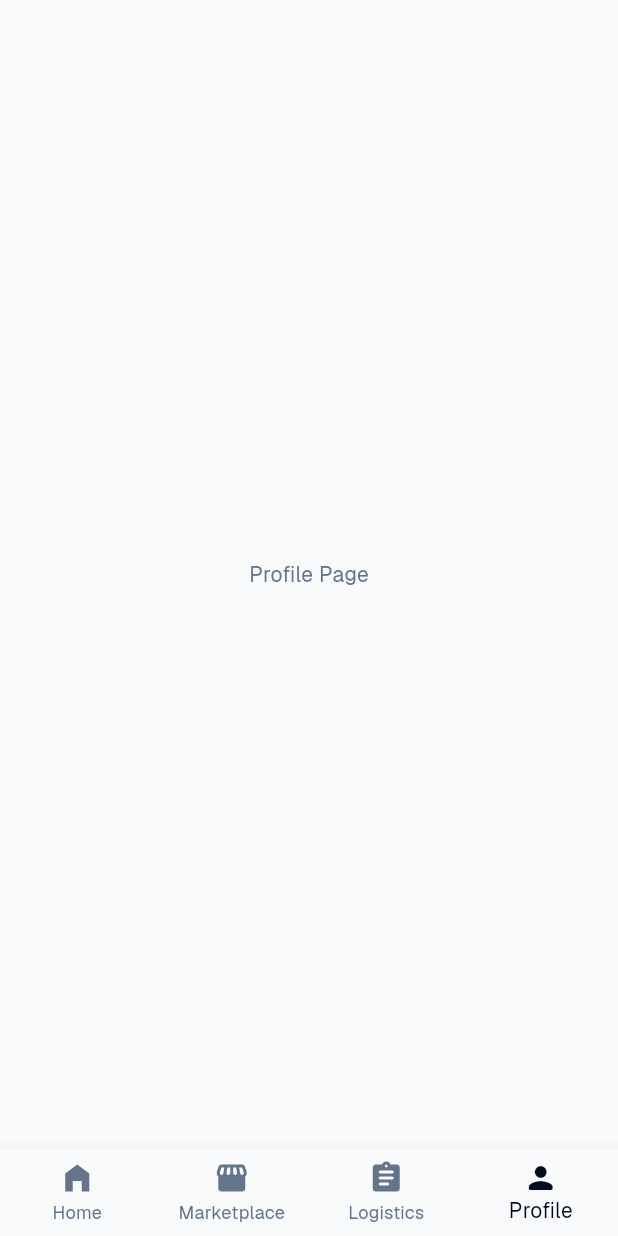
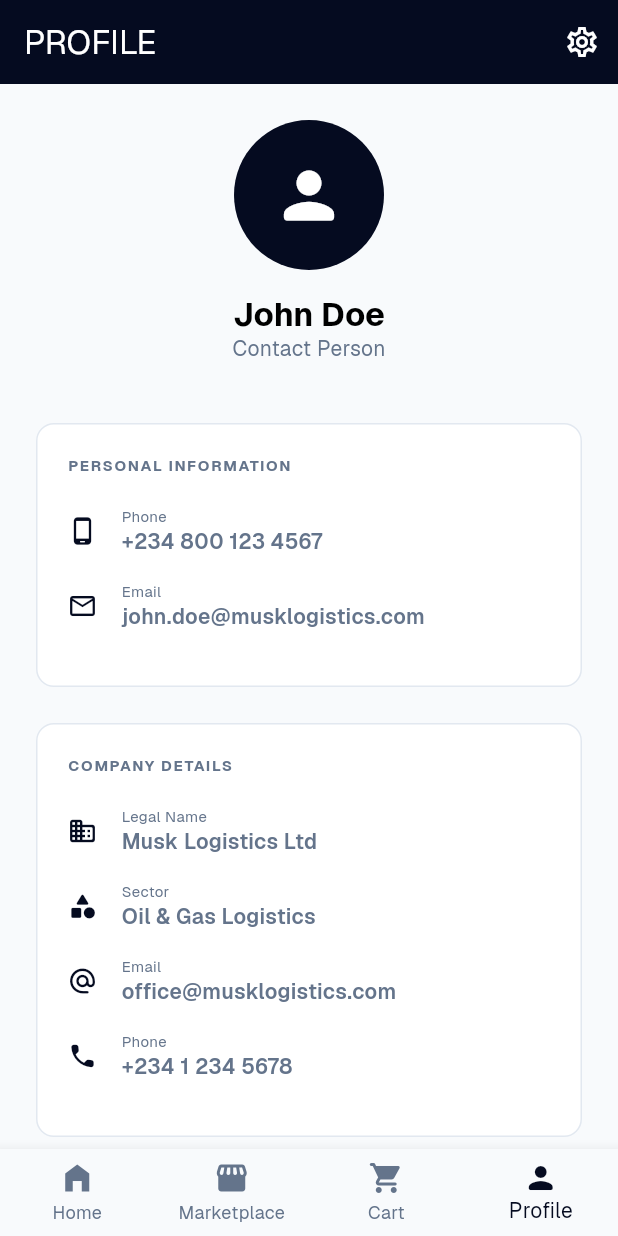
Before and after one commit to HelixgadeTechnologies/musk-mobile, a Flutter app: the MainScreen screen opened directly, item 4 of the bottom bar chosen, on a phone screen of 412 x 824 dp. Run offline on Flutter 3.47's test engine with Material 3 defaults, Android fonts, the phone set to English and light mode, and no system bars; our stand-ins replace google_fonts.

Commit message:
Redesigned Profile page with company details and added Cart screen

```diff
--- a/lib/main.dart
+++ b/lib/main.dart
@@ -2,6 +2,8 @@ import 'package:flutter/material.dart';
 import 'package:musk_mover/app_theme.dart';
 import 'package:musk_mover/screens/splash_screen.dart';
 import 'package:musk_mover/screens/marketplace_screen.dart';
+import 'package:musk_mover/screens/profile_screen.dart';
+import 'package:musk_mover/screens/cart_screen.dart';
 
 void main() {
   runApp(const MuskMoverApp());
@@ -34,8 +36,8 @@ class _MainScreenState extends State<MainScreen> {
   final List<Widget> _screens = [
     const HomePage(),
     const MarketplaceScreen(),
-    const Center(child: Text('Logistics Page')), // Placeholder
-    const Center(child: Text('Profile Page')), // Placeholder
+    const CartScreen(),
+    const ProfileScreen(),
   ];
 
   @override
@@ -55,7 +57,7 @@ class _MainScreenState extends State<MainScreen> {
         items: const [
           BottomNavigationBarItem(icon: Icon(Icons.home_filled), label: 'Home'),
           BottomNavigationBarItem(icon: Icon(Icons.storefront_rounded), label: 'Marketplace'),
-          BottomNavigationBarItem(icon: Icon(Icons.assignment_rounded), label: 'Logistics'),
+          BottomNavigationBarItem(icon: Icon(Icons.shopping_cart_rounded), label: 'Cart'),
           BottomNavigationBarItem(icon: Icon(Icons.person_rounded), label: 'Profile'),
         ],
       ),
--- /dev/null
+++ b/lib/screens/profile_screen.dart
@@ -0,0 +1,136 @@
+import 'package:flutter/material.dart';
+import 'package:musk_mover/app_theme.dart';
+import 'package:musk_mover/screens/login_screen.dart';
+
+class ProfileScreen extends StatelessWidget {
+  const ProfileScreen({super.key});
+
+  @override
+  Widget build(BuildContext context) {
+    final textTheme = Theme.of(context).textTheme;
+
+    return Scaffold(
+      backgroundColor: AppTheme.backgroundColor,
+      appBar: AppBar(
+        title: const Text('PROFILE'),
+        actions: [
+          IconButton(
+            icon: const Icon(Icons.settings_outlined),
+            onPressed: () {},
+          ),
+        ],
+      ),
+      body: SingleChildScrollView(
+        padding: const EdgeInsets.all(24.0),
+        child: Column(
+          children: [
+            // User Avatar & Name
+            const CircleAvatar(
+              radius: 50,
+              backgroundColor: AppTheme.primaryColor,
+              child: Icon(Icons.person_rounded, size: 50, color: Colors.white),
+            ),
+            const SizedBox(height: 16),
+            Text('John Doe', style: textTheme.displayMedium?.copyWith(fontSize: 22)),
+            Text('Contact Person', style: textTheme.bodyMedium),
+
+            const SizedBox(height: 40),
+
+            // Personal Information
+            _buildInfoCard(
+              context,
+              title: 'Personal Information',
+              items: [
+                _buildInfoItem('Phone', '+234 800 123 4567', Icons.phone_android_rounded),
+                _buildInfoItem('Email', 'john.doe@musklogistics.com', Icons.email_outlined),
+              ],
+            ),
+
+            const SizedBox(height: 24),
+
+            // Company Information
+            _buildInfoCard(
+              context,
+              title: 'Company Details',
+              items: [
+                _buildInfoItem('Legal Name', 'Musk Logistics Ltd', Icons.business_rounded),
+                _buildInfoItem('Sector', 'Oil & Gas Logistics', Icons.category_rounded),
+                _buildInfoItem('Email', 'office@musklogistics.com', Icons.alternate_email_rounded),
+                _buildInfoItem('Phone', '+234 1 234 5678', Icons.phone_rounded),
+              ],
+            ),
+
+            const SizedBox(height: 40),
+
+            // Logout Button
+            SizedBox(
+              width: double.infinity,
+              child: OutlinedButton.icon(
+                onPressed: () {
+                  Navigator.of(context).pushAndRemoveUntil(
+                    MaterialPageRoute(builder: (context) => const LoginScreen()),
+                    (route) => false,
+                  );
+                },
+                icon: const Icon(Icons.logout_rounded, color: AppTheme.secondaryColor),
+                label: const Text('LOG OUT', style: TextStyle(color: AppTheme.secondaryColor)),
+                style: OutlinedButton.styleFrom(
+                  side: const BorderSide(color: AppTheme.secondaryColor),
+                  padding: const EdgeInsets.symmetric(vertical: 16),
+                ),
+              ),
+            ),
+            const SizedBox(height: 40),
+          ],
+        ),
+      ),
+    );
+  }
+
+  Widget _buildInfoCard(BuildContext context, {required String title, required List<Widget> items}) {
+    return Container(
+      width: double.infinity,
+      padding: const EdgeInsets.all(20),
+      decoration: BoxDecoration(
+        color: Colors.white,
+        borderRadius: BorderRadius.circular(12),
+        border: Border.all(color: const Color(0xFFE2E8F0)),
+      ),
+      child: Column(
+        crossAxisAlignment: CrossAxisAlignment.start,
+        children: [
+          Text(
+            title.toUpperCase(),
+            style: const TextStyle(
+              fontSize: 10,
+              fontWeight: FontWeight.bold,
+              color: AppTheme.textSecondaryColor,
+              letterSpacing: 1.1,
+            ),
+          ),
+          const SizedBox(height: 20),
+          ...items,
+        ],
+      ),
+    );
+  }
+
+  Widget _buildInfoItem(String label, String value, IconData icon) {
+    return Padding(
+      padding: const EdgeInsets.only(bottom: 16.0),
+      child: Row(
+        children: [
+          Icon(icon, size: 20, color: AppTheme.primaryColor),
+          const SizedBox(width: 16),
+          Column(
+            crossAxisAlignment: CrossAxisAlignment.start,
+            children: [
+              Text(label, style: const TextStyle(fontSize: 10, color: AppTheme.textSecondaryColor)),
+              Text(value, style: const TextStyle(fontSize: 14, fontWeight: FontWeight.w600)),
+            ],
+          ),
+        ],
+      ),
+    );
+  }
+}
```
Also changed, not shown: lib/screens/cart_screen.dart (added, +107 -0 lines).
